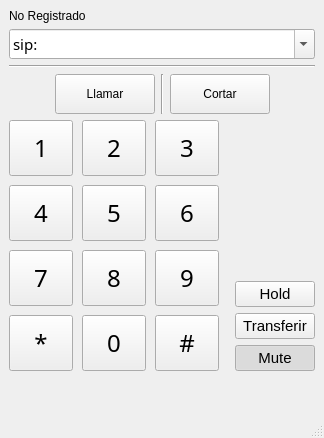
The window that src/mainwindow.ui (sisuani/voipc) describes before a commit, drawn with Qt 5.
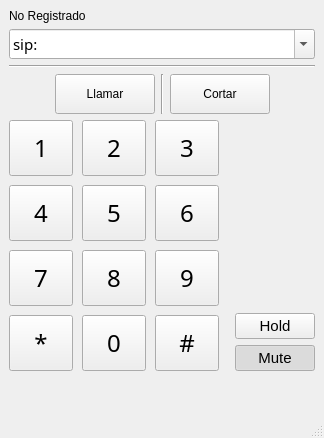
The same window after the commit.

Diff of the .ui file:
```diff
--- a/src/mainwindow.ui
+++ b/src/mainwindow.ui
@@ -511,17 +511,8 @@
           <property name="text">
            <string>Hold</string>
           </property>
-         </widget>
-        </item>
-        <item>
-         <widget class="QPushButton" name="pushButton_2">
-          <property name="font">
-           <font>
-            <pointsize>11</pointsize>
-           </font>
-          </property>
-          <property name="text">
-           <string>Transferir</string>
+          <property name="checkable">
+           <bool>true</bool>
           </property>
          </widget>
         </item>
```
Left out of the diff: 5 changed lines with no effect on the pictures.
